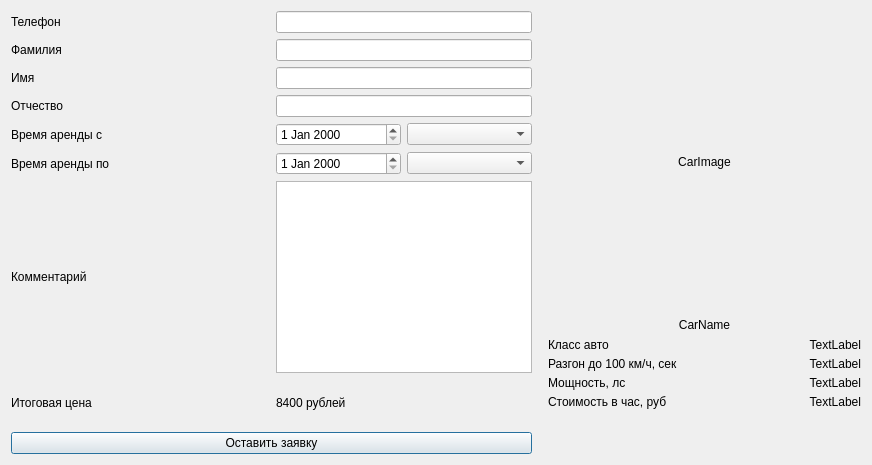
Qt form ViewModels/MainApplicationViewModels/NestedViewModels/CarCard/carreservationform.ui (SisAdminNsk/CarRentalClient) before a commit.
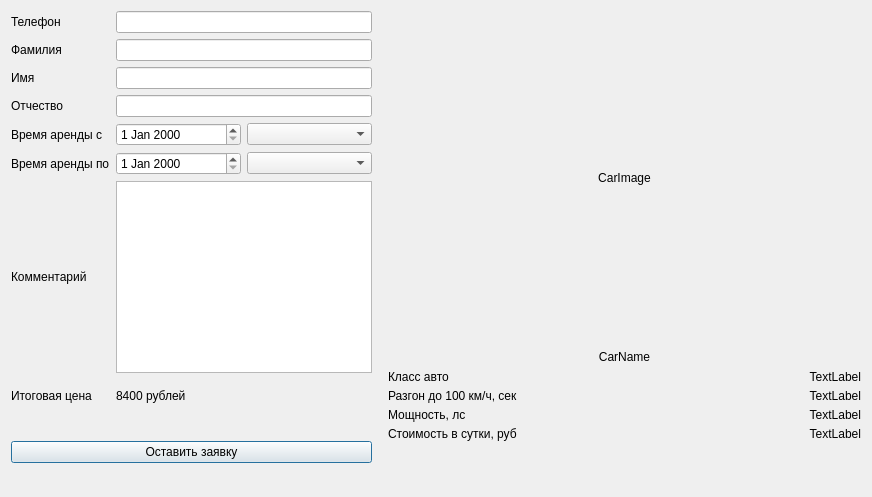
The same form after that commit.

Commit message: Добавил калькулятор для вычесления примерной стоимости аренды авто

The edit to the form file:
```diff
--- a/ViewModels/MainApplicationViewModels/NestedViewModels/CarCard/carreservationform.ui
+++ b/ViewModels/MainApplicationViewModels/NestedViewModels/CarCard/carreservationform.ui
@@ -7,7 +7,7 @@
     <x>0</x>
     <y>0</y>
     <width>872</width>
-    <height>465</height>
+    <height>497</height>
    </rect>
   </property>
   <property name="windowTitle">
@@ -15,39 +15,19 @@
   </property>
   <layout class="QGridLayout" name="gridLayout_2">
    <item row="0" column="0">
-    <layout class="QHBoxLayout" name="horizontalLayout" stretch="10,0,6">
+    <layout class="QHBoxLayout" name="horizontalLayout" stretch="0,0,6">
      <item>
-      <layout class="QGridLayout" name="gridLayout" columnstretch="1,0">
-       <item row="0" column="1">
-        <widget class="QLineEdit" name="phoneEdit"/>
+      <layout class="QGridLayout" name="gridLayout" rowstretch="0,0,0,0,0,0,0,0,0,0" columnstretch="1,0" rowminimumheight="0,0,0,0,0,0,0,0,0,0">
+       <item row="3" column="1">
+        <widget class="QLineEdit" name="patronymicEdit"/>
        </item>
-       <item row="0" column="0">
-        <widget class="QLabel" name="label">
+       <item row="4" column="0">
+        <widget class="QLabel" name="label_11">
          <property name="text">
-          <string>Телефон</string>
+          <string>Время аренды с</string>
          </property>
         </widget>
        </item>
-       <item row="5" column="1">
-        <layout class="QHBoxLayout" name="horizontalLayout_3">
-         <item>
-          <widget class="QDateEdit" name="endLeaseDatePicker"/>
-         </item>
-         <item>
-          <widget class="QComboBox" name="endLeaseTimePicker"/>
-         </item>
-        </layout>
-       </item>
-       <item row="4" column="1">
-        <layout class="QHBoxLayout" name="horizontalLayout_2">
-         <item>
-          <widget class="QDateEdit" name="startLeaseDatePicker"/>
-         </item>
-         <item>
-          <widget class="QComboBox" name="startLeaseTimePicker"/>
-         </item>
-        </layout>
-       </item>
        <item row="5" column="0">
         <widget class="QLabel" name="label_12">
          <property name="text">
@@ -62,22 +42,16 @@
          </property>
         </widget>
        </item>
+       <item row="0" column="0">
+        <widget class="QLabel" name="label">
+         <property name="text">
+          <string>Телефон</string>
+         </property>
+        </widget>
+       </item>
        <item row="2" column="1">
         <widget class="QLineEdit" name="firstnameEdit"/>
        </item>
-       <item row="3" column="1">
-        <widget class="QLineEdit" name="patronymicEdit"/>
-       </item>
-       <item row="1" column="1">
-        <widget class="QLineEdit" name="surnameEdit"/>
-       </item>
-       <item row="4" column="0">
-        <widget class="QLabel" name="label_11">
-         <property name="text">
-          <string>Время аренды с</string>
-         </property>
-        </widget>
-       </item>
        <item row="6" column="1">
         <widget class="QTextEdit" name="commentEdit">
          <property name="sizePolicy">
@@ -88,6 +62,9 @@
          </property>
         </widget>
        </item>
+       <item row="1" column="1">
+        <widget class="QLineEdit" name="surnameEdit"/>
+       </item>
        <item row="3" column="0">
         <widget class="QLabel" name="label_7">
          <property name="text">
@@ -95,6 +72,20 @@
          </property>
         </widget>
        </item>
+       <item row="7" column="0">
+        <widget class="QLabel" name="label_20">
+         <property name="text">
+          <string>Итоговая цена</string>
+         </property>
+        </widget>
+       </item>
+       <item row="6" column="0">
+        <widget class="QLabel" name="label_13">
+         <property name="text">
+          <string>Комментарий</string>
+         </property>
+        </widget>
+       </item>
        <item row="7" column="1">
         <widget class="QLabel" name="price">
          <property name="text">
@@ -102,6 +93,16 @@
          </property>
         </widget>
        </item>
+       <item row="5" column="1">
+        <layout class="QHBoxLayout" name="horizontalLayout_3">
+         <item>
+          <widget class="QDateEdit" name="endLeaseDatePicker"/>
+         </item>
+         <item>
+          <widget class="QComboBox" name="endLeaseTimePicker"/>
+         </item>
+        </layout>
+       </item>
        <item row="2" column="0">
         <widget class="QLabel" name="label_5">
          <property name="text">
@@ -109,22 +110,27 @@
          </property>
         </widget>
        </item>
-       <item row="6" column="0">
-        <widget class="QLabel" name="label_13">
-         <property name="text">
-          <string>Комментарий</string>
-         </property>
-        </widget>
+       <item row="0" column="1">
+        <widget class="QLineEdit" name="phoneEdit"/>
        </item>
-       <item row="7" column="0">
-        <widget class="QLabel" name="label_20">
-         <property name="text">
-          <string>Итоговая цена</string>
-         </property>
-        </widget>
+       <item row="4" column="1">
+        <layout class="QHBoxLayout" name="horizontalLayout_2">
+         <item>
+          <widget class="QDateEdit" name="startLeaseDatePicker"/>
+         </item>
+         <item>
+          <widget class="QComboBox" name="startLeaseTimePicker"/>
+         </item>
+        </layout>
        </item>
-       <item row="8" column="0" colspan="2">
+       <item row="8" column="0" rowspan="2" colspan="2">
         <widget class="QPushButton" name="sendOrder">
+         <property name="sizePolicy">
+          <sizepolicy hsizetype="Minimum" vsizetype="Maximum">
+           <horstretch>0</horstretch>
+           <verstretch>0</verstretch>
+          </sizepolicy>
+         </property>
          <property name="text">
           <string>Оставить заявку</string>
          </property>
@@ -229,7 +235,7 @@
          <item row="3" column="0">
           <widget class="QLabel" name="label_2">
            <property name="text">
-            <string>Стоимость в час, руб</string>
+            <string>Стоимость в сутки, руб</string>
            </property>
           </widget>
          </item>
```
Left out of the diff: 18 changed lines with no effect on the pictures. The commit also changes 7 other files.
